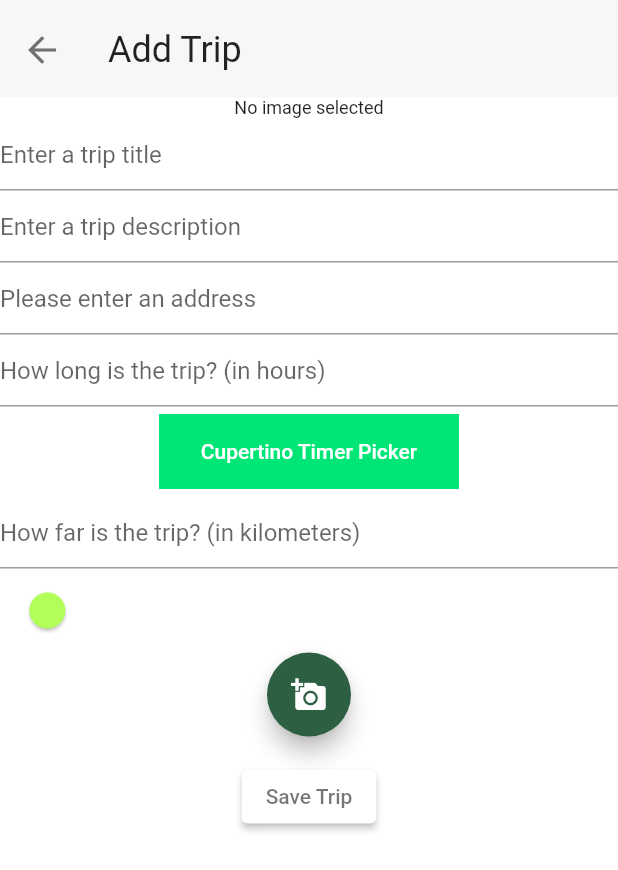
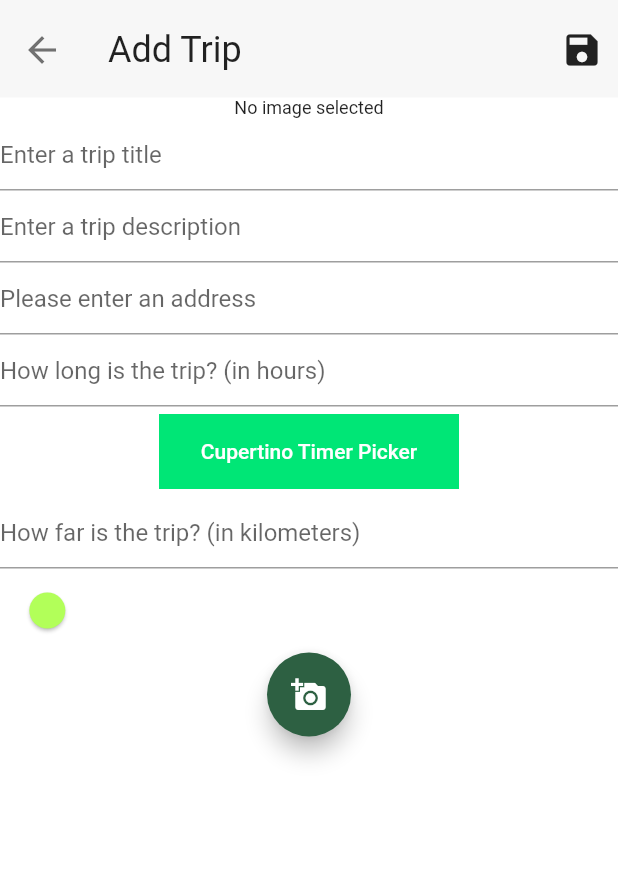
Before and after one commit to HadenHiles/daytrip, a Flutter app: the AddTrip screen opened directly, on a phone screen of 412 x 824 dp. Shown: the top 870 px of the screen. Run offline on Flutter 3.47's test engine with Material 2 defaults, Android fonts, the phone set to English and light mode, and no system bars; our stand-ins replace cloud_firestore, firebase_auth, firebase_core, flutter_signin_button, google_sign_in, image_picker and 2 more; missing offline and left inert: password_strength; accounts and stored records are empty.

Commit message:
Move trip save button to navbar actions

```diff
--- a/lib/tabs/trips/Trip.dart
+++ b/lib/tabs/trips/Trip.dart
@@ -16,7 +16,6 @@ class AddTrip extends StatefulWidget {
 }
 
 class _AddTripState extends State<AddTrip> {
-
   final user = FirebaseAuth.instance.currentUser;
 
   final _formKey = GlobalKey<FormState>();
@@ -24,7 +23,6 @@ class _AddTripState extends State<AddTrip> {
   final TextEditingController descriptionTextFieldController = TextEditingController();
   final TextEditingController kilometersTextController = TextEditingController();
   final TextEditingController durationTextController = TextEditingController();
-
 
   // Used for image picker
   File _image;
@@ -46,18 +44,13 @@ class _AddTripState extends State<AddTrip> {
 
   //Used for the Cupterino Timer Picker
   Duration initialtimer = new Duration();
-    Future<void> bottomSheet(BuildContext context, Widget child,
-      {double height}) {
+  Future<void> bottomSheet(BuildContext context, Widget child, {double height}) {
     return showModalBottomSheet(
         isScrollControlled: false,
-        shape: RoundedRectangleBorder(
-            borderRadius: BorderRadius.only(
-                topLeft: Radius.circular(13), topRight: Radius.circular(13))),
+        shape: RoundedRectangleBorder(borderRadius: BorderRadius.only(topLeft: Radius.circular(13), topRight: Radius.circular(13))),
         backgroundColor: Colors.white,
         context: context,
-        builder: (context) => Container(
-            height: height ?? MediaQuery.of(context).size.height / 3,
-            child: child));
+        builder: (context) => Container(height: height ?? MediaQuery.of(context).size.height / 3, child: child));
   }
 
   //Used for the Cupertino Time Picker
@@ -69,11 +62,8 @@ class _AddTripState extends State<AddTrip> {
       onTimerDurationChanged: (Duration changedtimer) {
         setState(() {
           initialtimer = changedtimer;
-          time = changedtimer.inHours.toString() +
-              ' hrs ' +
-              (changedtimer.inMinutes).toString() +
-              ' mins ';
-              durationTextController.text = changedtimer.toString().substring(0,5).trimRight();
+          time = changedtimer.inHours.toString() + ' hrs ' + (changedtimer.inMinutes).toString() + ' mins ';
+          durationTextController.text = changedtimer.toString().substring(0, 5).trimRight();
         });
       },
     );
@@ -137,7 +127,38 @@ class _AddTripState extends State<AddTrip> {
                   ),
                 ),
               ),
-              actions: [],
+              actions: [
+                Container(
+                  margin: EdgeInsets.only(top: 10),
+                  child: IconButton(
+                    icon: Icon(
+                      Icons.save,
+                      size: 28,
+                    ),
+                    onPressed: () {
+                      // Validate will return true if the form is valid, or false if
+                      // the form is invalid.
+                      if (_formKey.currentState.validate()) {
+                        // Process data.
+                        // Create trip object
+                        Trip trip = Trip(
+                          titleTextFieldController.text.toString(),
+                          DateTime.now(),
+                          descriptionTextFieldController.text.toString(),
+                          Duration(hours: 3).inSeconds,
+                          double.tryParse(kilometersTextController.text).toInt(),
+                        );
+
+                        FirebaseFirestore.instance.collection('trips').doc(user.uid).collection('trips').add(trip.toMap()).then((value) {
+                          navigatorKey.currentState.pop();
+                        }).catchError((error) {
+                          new SnackBar(content: new Text('Trip failed to save!'));
+                        });
+                      }
+                    },
+                  ),
+                ),
+              ],
             ),
           ];
         },
@@ -146,9 +167,7 @@ class _AddTripState extends State<AddTrip> {
             key: _formKey,
             child: Column(
               children: <Widget>[
-                _image == null
-                ? Text('No image selected')
-                : Image.file(_image),
+                _image == null ? Text('No image selected') : Image.file(_image),
 
                 // Trip Title TextField
                 TextFormField(
@@ -198,7 +217,6 @@ class _AddTripState extends State<AddTrip> {
                   controller: durationTextController,
                   keyboardType: TextInputType.number,
                   validator: (String value) {
-
                     double minutes = double.tryParse(value);
 
                     if (minutes == null) {
@@ -209,7 +227,7 @@ class _AddTripState extends State<AddTrip> {
                   onChanged: (String value) {
                     double minutes = double.tryParse(value);
                     setState(() {
-                  if (minutes != null){
+                      if (minutes != null) {
                         _durationValue = minutes;
                       }
                     });
@@ -256,7 +274,6 @@ class _AddTripState extends State<AddTrip> {
                   controller: kilometersTextController,
                   keyboardType: TextInputType.number,
                   validator: (String value) {
-
                     double kilometers = double.tryParse(value);
 
                     if (kilometers == null) {
@@ -267,7 +284,7 @@ class _AddTripState extends State<AddTrip> {
                   onChanged: (String value) {
                     double kilometers = double.tryParse(value);
                     setState(() {
-                  if (kilometers != null){
+                      if (kilometers != null) {
                         _kilometerValue = kilometers;
                       }
                     });
@@ -290,7 +307,7 @@ class _AddTripState extends State<AddTrip> {
                     divisions: 100,
                     label: '$_kilometerValue',
                     value: _kilometerValue,
-                onChanged: (value){
+                    onChanged: (value) {
                       setState(() {
                         _kilometerValue = value.roundToDouble();
                       });
@@ -304,34 +321,6 @@ class _AddTripState extends State<AddTrip> {
                   tooltip: 'Pick trip images here!',
                   child: Icon(Icons.add_a_photo),
                 ),
-            Padding(
-              padding: const EdgeInsets.symmetric(vertical: 16.0),
-              child: ElevatedButton(
-                onPressed: () {
-                  // Validate will return true if the form is valid, or false if
-                  // the form is invalid.
-                  if (_formKey.currentState.validate()) {
-                    // Process data.
-                    // Create trip object
-                    Trip trip = Trip(
-                      titleTextFieldController.text.toString(),
-                      DateTime.now(),
-                      descriptionTextFieldController.text.toString(),
-                      Duration(hours: 3).inSeconds,
-                      double.tryParse(kilometersTextController.text).toInt()
-                    );
-
-                    FirebaseFirestore.instance.collection('trips').doc(user.uid).collection('trips').add(trip.toMap()).then((value) {
-                      navigatorKey.currentState.pop();
-                    }).catchError((error){
-                      new SnackBar(content: new Text('Trip not added successfully!'));
-                    });
-                    }
-                      FirebaseFirestore.instance.collection('trips').doc(user.uid).collection('trips').snapshots();
-                  },
-                    child: Text('Save Trip'),
-                  ),
-                ),
               ],
             ),
           ),
```
Lines whose indentation alone changed are shown as unchanged.
